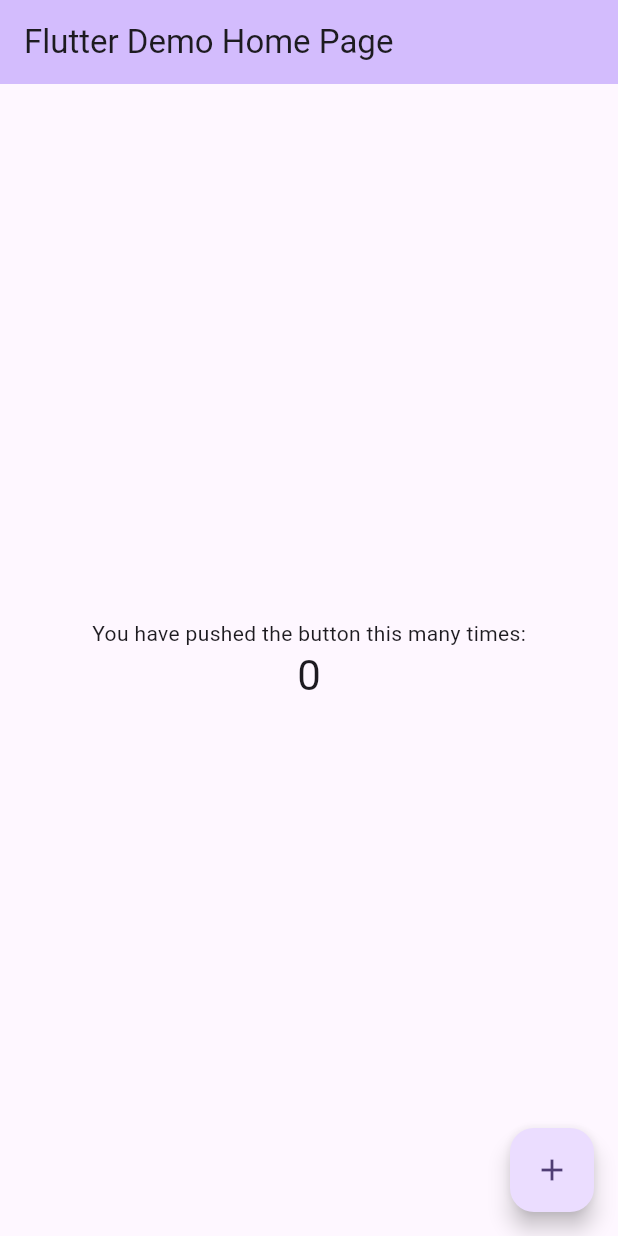
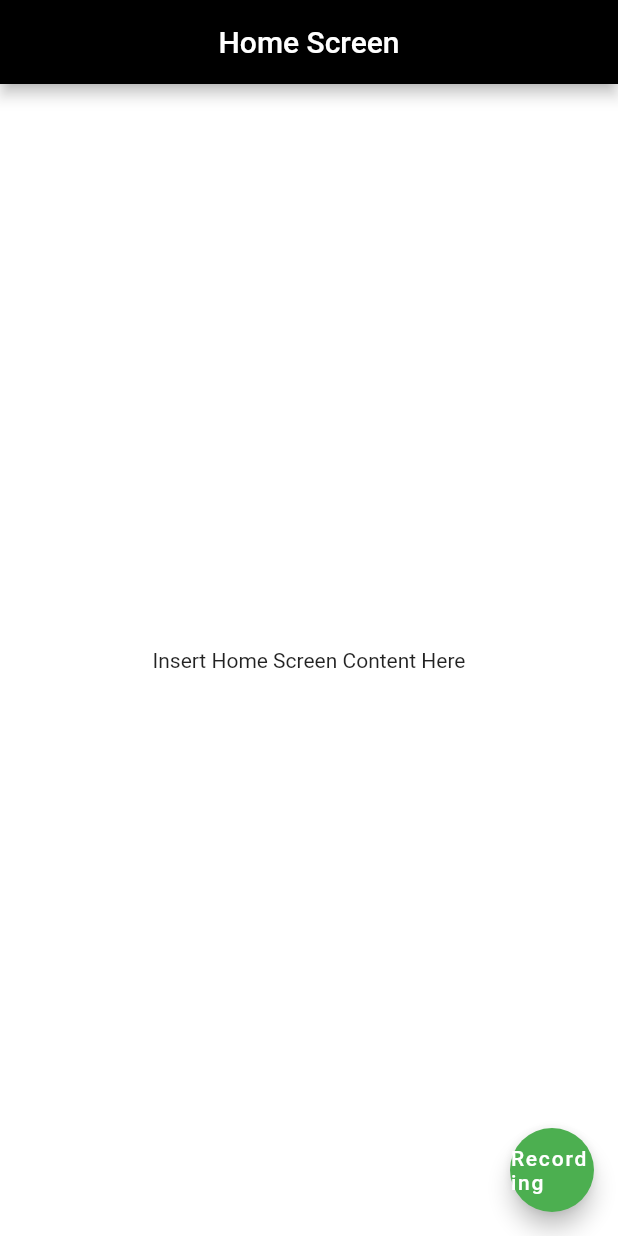
Before and after one commit to umgc/summer2023, a Flutter app: the screen it shows after launch, on a phone screen of 412 x 824 dp. Run offline on Flutter 3.47's test engine with Material 2 defaults, Android fonts, the phone set to English and light mode, and no system bars; our stand-ins replace flutter_native_splash.

Commit message:
added skeleton for screens and a splash screen

```diff
--- a/talker-mobile-app/lib/main.dart
+++ b/talker-mobile-app/lib/main.dart
@@ -1,125 +1,19 @@
 import 'package:flutter/material.dart';
+import 'package:flutter_native_splash/flutter_native_splash.dart';
+import 'package:talker_mobile_app/screens/conversationsListScreen.dart';
+import 'package:talker_mobile_app/screens/homeScreen.dart';
+import 'package:talker_mobile_app/screens/recordingScreen.dart';
 
-void main() {
-  runApp(const MyApp());
+Future main() async {
+  await Future.delayed(const Duration(seconds: 1));
+  FlutterNativeSplash.remove();
+
+  runApp(MaterialApp(
+    initialRoute: '/home',
+    routes: {
+      '/home': (context) => const HomeScreen(),
+      '/recording': (context) => const RecordingScreen(),
+      '/conversationsList': (context) => const ConversationsListScreen(),
+    },
+  ));
 }
-
-class MyApp extends StatelessWidget {
-  const MyApp({super.key});
-
-  // This widget is the root of your application.
-  @override
-  Widget build(BuildContext context) {
-    return MaterialApp(
-      title: 'Flutter Demo',
-      theme: ThemeData(
-        // This is the theme of your application.
-        //
-        // TRY THIS: Try running your application with "flutter run". You'll see
-        // the application has a blue toolbar. Then, without quitting the app,
-        // try changing the seedColor in the colorScheme below to Colors.green
-        // and then invoke "hot reload" (save your changes or press the "hot
-        // reload" button in a Flutter-supported IDE, or press "r" if you used
-        // the command line to start the app).
-        //
-        // Notice that the counter didn't reset back to zero; the application
-        // state is not lost during the reload. To reset the state, use hot
-        // restart instead.
-        //
-        // This works for code too, not just values: Most code changes can be
-        // tested with just a hot reload.
-        colorScheme: ColorScheme.fromSeed(seedColor: Colors.deepPurple),
-        useMaterial3: true,
-      ),
-      home: const MyHomePage(title: 'Flutter Demo Home Page'),
-    );
-  }
-}
-
-class MyHomePage extends StatefulWidget {
-  const MyHomePage({super.key, required this.title});
-
-  // This widget is the home page of your application. It is stateful, meaning
-  // that it has a State object (defined below) that contains fields that affect
-  // how it looks.
-
-  // This class is the configuration for the state. It holds the values (in this
-  // case the title) provided by the parent (in this case the App widget) and
-  // used by the build method of the State. Fields in a Widget subclass are
-  // always marked "final".
-
-  final String title;
-
-  @override
-  State<MyHomePage> createState() => _MyHomePageState();
-}
-
-class _MyHomePageState extends State<MyHomePage> {
-  int _counter = 0;
-
-  void _incrementCounter() {
-    setState(() {
-      // This call to setState tells the Flutter framework that something has
-      // changed in this State, which causes it to rerun the build method below
-      // so that the display can reflect the updated values. If we changed
-      // _counter without calling setState(), then the build method would not be
-      // called again, and so nothing would appear to happen.
-      _counter++;
-    });
-  }
-
-  @override
-  Widget build(BuildContext context) {
-    // This method is rerun every time setState is called, for instance as done
-    // by the _incrementCounter method above.
-    //
-    // The Flutter framework has been optimized to make rerunning build methods
-    // fast, so that you can just rebuild anything that needs updating rather
-    // than having to individually change instances of widgets.
-    return Scaffold(
-      appBar: AppBar(
-        // TRY THIS: Try changing the color here to a specific color (to
-        // Colors.amber, perhaps?) and trigger a hot reload to see the AppBar
-        // change color while the other colors stay the same.
-        backgroundColor: Theme.of(context).colorScheme.inversePrimary,
-        // Here we take the value from the MyHomePage object that was created by
-        // the App.build method, and use it to set our appbar title.
-        title: Text(widget.title),
-      ),
-      body: Center(
-        // Center is a layout widget. It takes a single child and positions it
-        // in the middle of the parent.
-        child: Column(
-          // Column is also a layout widget. It takes a list of children and
-          // arranges them vertically. By default, it sizes itself to fit its
-          // children horizontally, and tries to be as tall as its parent.
-          //
-          // Column has various properties to control how it sizes itself and
-          // how it positions its children. Here we use mainAxisAlignment to
-          // center the children vertically; the main axis here is the vertical
-          // axis because Columns are vertical (the cross axis would be
-          // horizontal).
-          //
-          // TRY THIS: Invoke "debug painting" (choose the "Toggle Debug Paint"
-          // action in the IDE, or press "p" in the console), to see the
-          // wireframe for each widget.
-          mainAxisAlignment: MainAxisAlignment.center,
-          children: <Widget>[
-            const Text(
-              'You have pushed the button this many times:',
-            ),
-            Text(
-              '$_counter',
-              style: Theme.of(context).textTheme.headlineMedium,
-            ),
-          ],
-        ),
-      ),
-      floatingActionButton: FloatingActionButton(
-        onPressed: _incrementCounter,
-        tooltip: 'Increment',
-        child: const Icon(Icons.add),
-      ), // This trailing comma makes auto-formatting nicer for build methods.
-    );
-  }
-}
--- a/talker-mobile-app/lib/screens/homeScreen.dart
+++ b/talker-mobile-app/lib/screens/homeScreen.dart
@@ -0,0 +1,30 @@
+import 'package:flutter/material.dart';
+
+class HomeScreen extends StatefulWidget {
+  const HomeScreen({Key? key}) : super(key: key);
+
+  @override
+  State<HomeScreen> createState() => _HomeScreenState();
+}
+
+class _HomeScreenState extends State<HomeScreen> {
+  @override
+  Widget build(BuildContext context) {
+    return Scaffold(
+      backgroundColor: Colors.white,
+      appBar: AppBar(
+        title: Text('Home Screen'),
+        centerTitle: true,
+        backgroundColor: Colors.black,
+      ),
+      body: Center(child: Text('Insert Home Screen Content Here')),
+      floatingActionButton: FloatingActionButton(
+        onPressed: () {
+          Navigator.pushNamed(context, '/recording');
+        }, //_speechToText.isNotListening ? _startListening : _stopListening,
+        child: Text('Recording'),
+        backgroundColor: Colors.green,
+      ),
+    );
+  }
+}
```
Also changed, not shown: talker-mobile-app/lib/screens/conversationsListScreen.dart (+32 -0 lines), talker-mobile-app/lib/screens/recordingScreen.dart (+30 -0 lines), talker-mobile-app/pubspec.yaml (+13 -0 lines), talker-mobile-app/assets/splashScreen.png (added), talker-mobile-app/lib/screens/loadingScreen.dart (deleted), talker-mobile-app/pubspec.lock, 13 other files.
